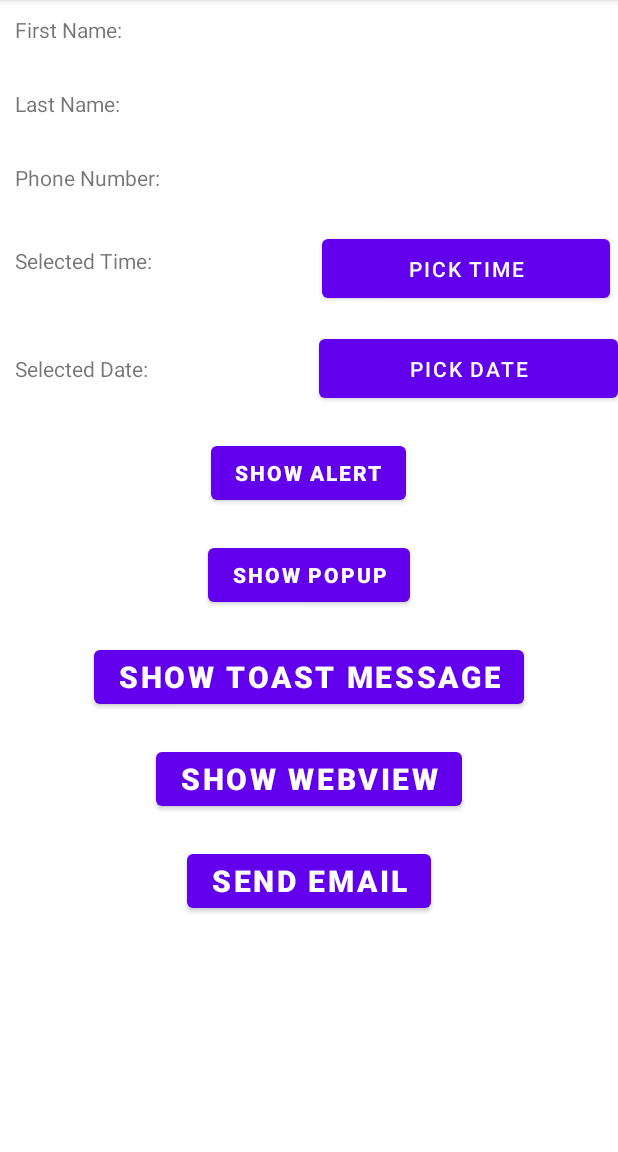
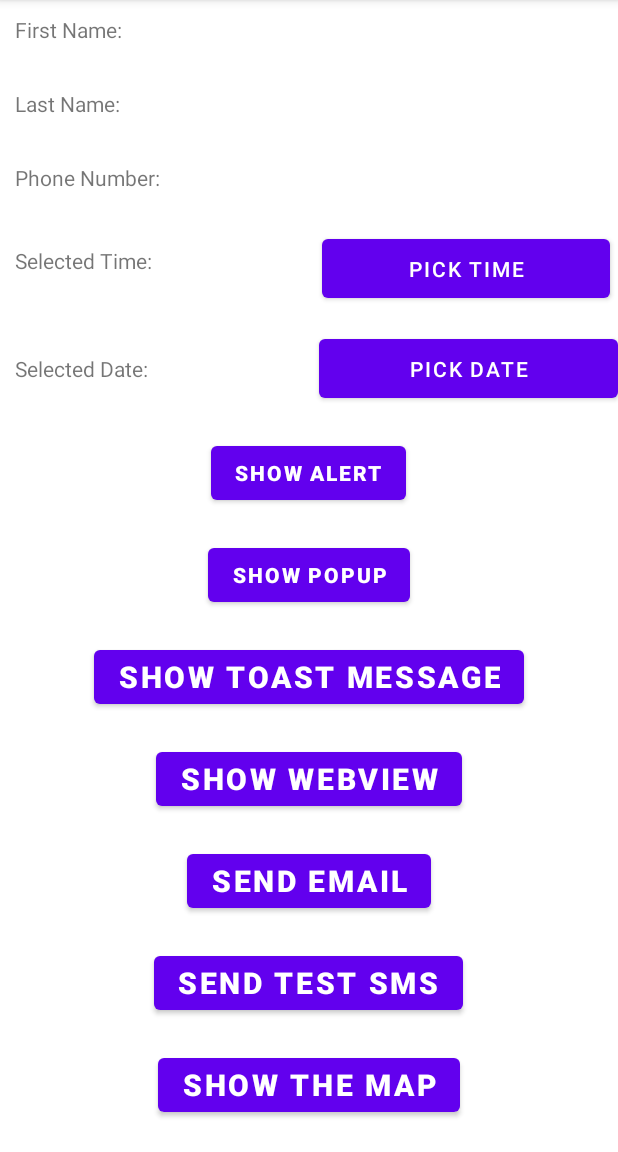
Before and after one commit to Ravinnpawar/AndroidTraining, an Android app: the screen it shows after launch (WelcomeActivity), on a phone screen of 412 x 824 dp, the part 84-1236 px from its top. Run offline under Robolectric (Android 15) with nearby library versions, the phone set to English and light mode, and no system bars.

```diff
--- a/app/src/main/AndroidManifest.xml
+++ b/app/src/main/AndroidManifest.xml
@@ -2,7 +2,12 @@
 <manifest xmlns:android="http://schemas.android.com/apk/res/android"
     xmlns:tools="http://schemas.android.com/tools">
 
+    <uses-feature
+        android:name="android.hardware.telephony"
+        android:required="false" />
+
     <uses-permission android:name="android.permission.INTERNET"></uses-permission>
+    <uses-permission android:name="android.permission.SEND_SMS"></uses-permission>
     <application
         android:allowBackup="true"
         android:dataExtractionRules="@xml/data_extraction_rules"
--- a/app/src/main/java/com/mobileappguru/androidtraining/WelcomeActivity.kt
+++ b/app/src/main/java/com/mobileappguru/androidtraining/WelcomeActivity.kt
@@ -35,6 +35,10 @@ class WelcomeActivity : AppCompatActivity() {
     private lateinit var toastButton: Button
     private lateinit var webviewButton: Button
     private lateinit var emailButton: Button
+    private lateinit var sendSMSButton: Button
+    private lateinit var mapButton: Button
+
+
     private val calendar=Calendar.getInstance()
 
     private lateinit var sharedPref:SharedPreferences
@@ -56,6 +60,9 @@ class WelcomeActivity : AppCompatActivity() {
         toastButton=findViewById(R.id.button_toast)
         webviewButton=findViewById(R.id.button_webview)
         emailButton=findViewById(R.id.button_email)
+        sendSMSButton=findViewById(R.id.button_text)
+        mapButton=findViewById(R.id.button_map)
+
 
         timeButton.setOnClickListener {
             showtimePickerDialog()
@@ -92,6 +99,21 @@ class WelcomeActivity : AppCompatActivity() {
             }else {
                 Toast.makeText(this, "No Email Application", Toast.LENGTH_SHORT).show()
             }
+        }
+
+        sendSMSButton.setOnClickListener{
+            val intent=Intent(Intent.ACTION_SENDTO).apply {
+                data=Uri.parse("smsto:1234567890")
+                putExtra("sms_body", "Hello This is SMS Example")
+            }
+            startActivity(intent)
+        }
+        mapButton.setOnClickListener{
+            val uri=Uri.parse("geo:37.7749,122.4194?q=San Fransisco")
+            val intent=Intent(Intent.ACTION_VIEW,uri)
+
+            startActivity(intent)
+
         }
 
         sharedPref=getSharedPreferences("MyPreferences",Context.MODE_PRIVATE)
--- a/app/src/main/res/layout/activity_welcome.xml
+++ b/app/src/main/res/layout/activity_welcome.xml
@@ -194,6 +194,28 @@
             android:textStyle="bold">
 
         </Button>
+
+        <Button
+            android:id="@+id/button_text"
+            android:layout_width="wrap_content"
+            android:layout_height="wrap_content"
+            android:text="Send TEST SMS"
+            android:textSize="20dp"
+            android:layout_marginTop="20dp"
+            android:textStyle="bold">
+
+       </Button>
+
+        <Button
+            android:id="@+id/button_map"
+            android:layout_width="wrap_content"
+            android:layout_height="wrap_content"
+            android:text="Show the Map"
+            android:textSize="20dp"
+            android:layout_marginTop="20dp"
+            android:textStyle="bold">
+
+        </Button>
     </LinearLayout>
 
 </RelativeLayout>
```
